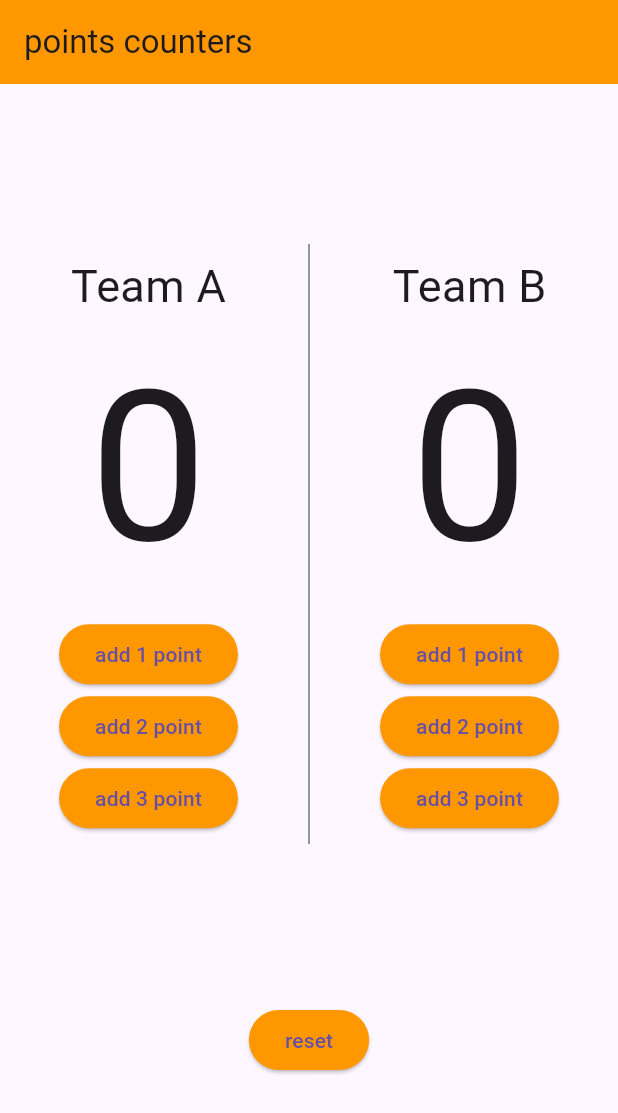
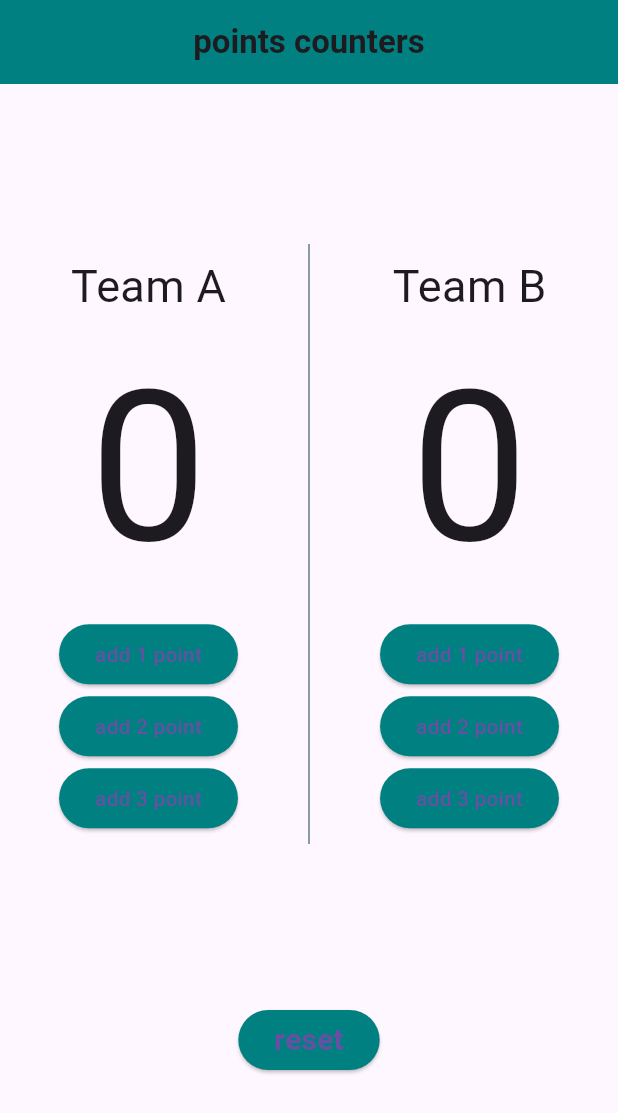
Before and after one commit to MohamedHamedAbdulhakam/basketball_points_counter, a Flutter app: the screen it shows after launch, on a phone screen of 412 x 824 dp. Shown: the top 1113 px of the screen. Run offline on Flutter 3.47's test engine with Material 3 defaults, Android fonts, the phone set to English and light mode, and no system bars; our stand-ins replace bloc, flutter_bloc.

Commit message:
change colors

```diff
--- /dev/null
+++ b/lib/constants.dart
@@ -0,0 +1,8 @@
+import 'package:flutter/material.dart';
+
+import 'package:flutter/material.dart';
+
+class Constants {
+  static Color kPrimaryColor = Color(0xff008080); // Corrected to use Color constructor.
+  static Color kSecondaryColor = Color(0xFFFF7F50); // Corrected to use Color and removed the String type.
+}
--- a/lib/main.dart
+++ b/lib/main.dart
@@ -1,4 +1,5 @@
-import 'dart:math';
+
+import 'package:basketball_points_counter/constants.dart';
 import 'package:basketball_points_counter/cubit/counter_state.dart';
 import 'package:flutter_bloc/flutter_bloc.dart';
 
@@ -38,9 +39,10 @@ class HomePage extends StatelessWidget {
       builder: (context, state) {
         return Scaffold(
           appBar: AppBar(
-            backgroundColor: Colors.orange,
-            title: const Text("points counters"),
+            backgroundColor: Constants.kPrimaryColor,
+            title: Center(child:  Text("points counters",style: TextStyle(fontWeight: FontWeight.bold),)),
           ),
+
           body: Column(
             children: [
               const Spacer(),
@@ -59,7 +61,7 @@ class HomePage extends StatelessWidget {
                       ),
                       ElevatedButton(
                           style: ElevatedButton.styleFrom(
-                              backgroundColor: Colors.orange),
+                              backgroundColor: Constants.kPrimaryColor),
                           onPressed: () {
                             BlocProvider.of<CounterCubit>(context)
                                 .teamIncreament(team: 'A', buttonnumber: 1);
@@ -67,7 +69,7 @@ class HomePage extends StatelessWidget {
                           child: const Text('add 1 point')),
                       ElevatedButton(
                           style: ElevatedButton.styleFrom(
-                              backgroundColor: Colors.orange),
+                              backgroundColor: Constants.kPrimaryColor),
                           onPressed: () {
                             BlocProvider.of<CounterCubit>(context)
                                 .teamIncreament(team: 'A', buttonnumber: 2);
@@ -75,7 +77,7 @@ class HomePage extends StatelessWidget {
                           child: const Text('add 2 point')),
                       ElevatedButton(
                           style: ElevatedButton.styleFrom(
-                              backgroundColor: Colors.orange),
+                              backgroundColor: Constants.kPrimaryColor),
                           onPressed: () {
                             BlocProvider.of<CounterCubit>(context)
                                 .teamIncreament(team: 'A', buttonnumber: 3);
@@ -102,7 +104,7 @@ class HomePage extends StatelessWidget {
                       ),
                       ElevatedButton(
                           style: ElevatedButton.styleFrom(
-                              backgroundColor: Colors.orange),
+                              backgroundColor: Constants.kPrimaryColor),
                           onPressed: () {
                             BlocProvider.of<CounterCubit>(context)
                                 .teamIncreament(team: 'B', buttonnumber: 1);
@@ -110,7 +112,7 @@ class HomePage extends StatelessWidget {
                           child: const Text('add 1 point')),
                       ElevatedButton(
                           style: ElevatedButton.styleFrom(
-                              backgroundColor: Colors.orange),
+                              backgroundColor: Constants.kPrimaryColor),
                           onPressed: () {
                             BlocProvider.of<CounterCubit>(context)
                                 .teamIncreament(team: 'B', buttonnumber: 2);
@@ -118,7 +120,7 @@ class HomePage extends StatelessWidget {
                           child: const Text('add 2 point')),
                       ElevatedButton(
                           style: ElevatedButton.styleFrom(
-                              backgroundColor: Colors.orange),
+                              backgroundColor: Constants.kPrimaryColor),
                           onPressed: () {
                             BlocProvider.of<CounterCubit>(context)
                                 .teamIncreament(team: 'B', buttonnumber: 3);
@@ -131,9 +133,11 @@ class HomePage extends StatelessWidget {
               Spacer(),
               ElevatedButton(
                   style:
-                      ElevatedButton.styleFrom(backgroundColor: Colors.orange),
-                  onPressed: () {},
-                  child: const Text('reset')),
+                      ElevatedButton.styleFrom(backgroundColor: Constants.kPrimaryColor),
+                  onPressed: () {
+
+                  },
+                  child: const Text('reset',style: TextStyle(fontWeight: FontWeight.bold,fontSize: 20),)),
               const Spacer()
             ],
           ),
```
Also changed, not shown: pubspec.lock, 1 other file.
